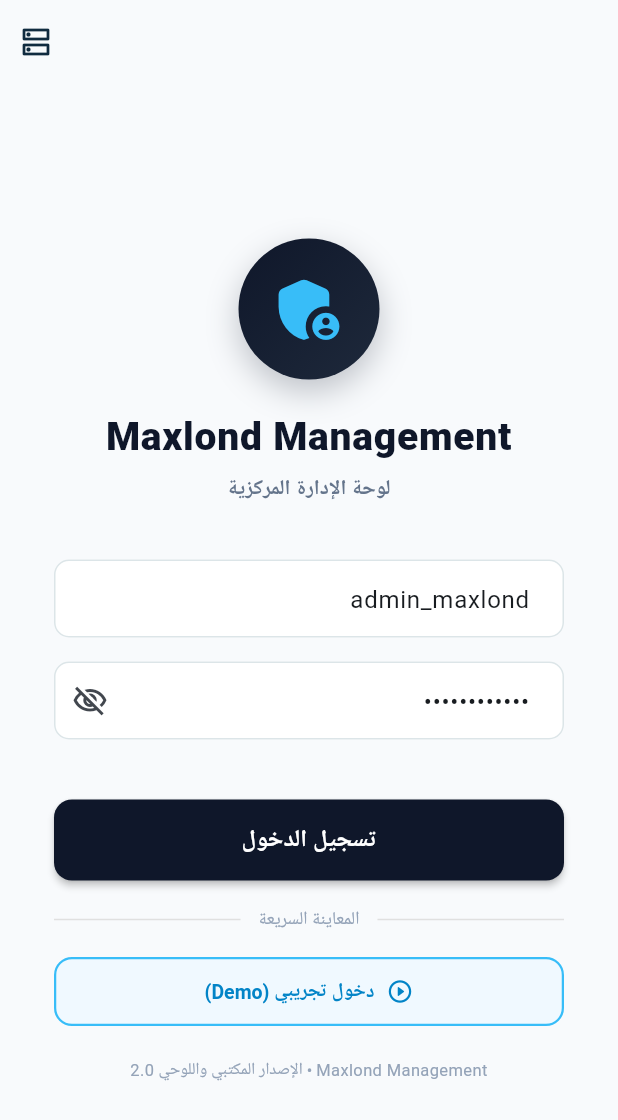
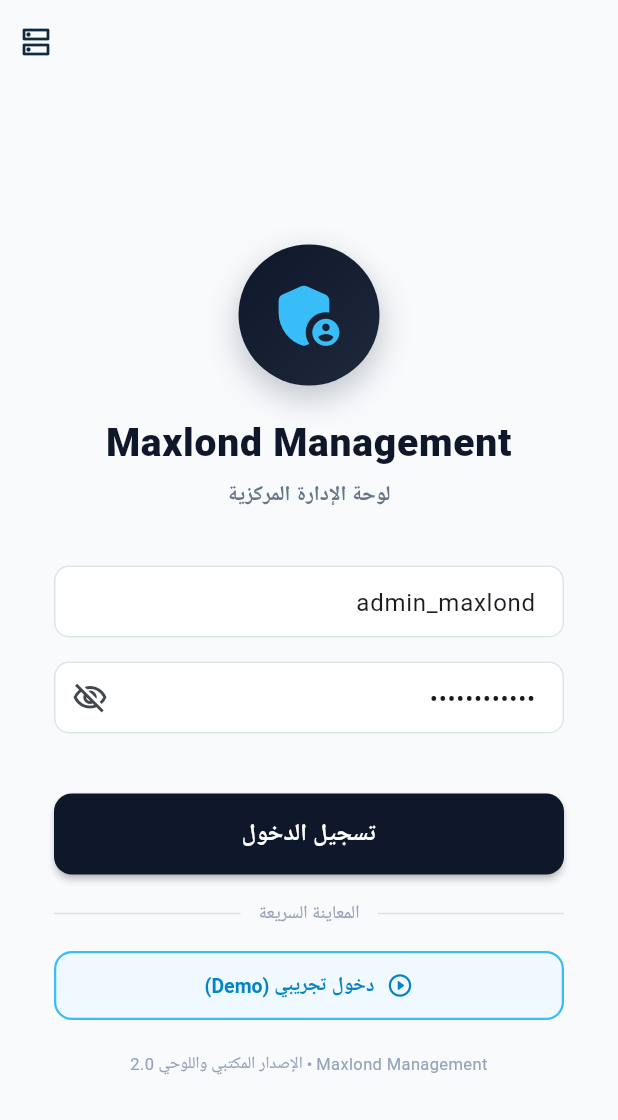
Before and after one commit to Ah95ed/masar, a Flutter app: the screen it shows after launch, after a tap on "دخول تجريبي (Demo)", after a tap on "إنهاء التجربة", on a phone screen of 412 x 824 dp. Shown: the top 1120 px of the screen. Run offline on Flutter 3.47's test engine with Material 3 defaults, Android fonts, the phone set to English and light mode, and no system bars; our stand-ins replace flutter_secure_storage, google_fonts; accounts and stored records are empty; network calls fail; Roboto replaces fonts that are missing (Cairo).

Commit message:
fix(mobile-ui): resolve dialog overflow, dropdown ellipsis, compact font size and dashboard welcome banner

```diff
--- a/lib/core/theme/app_theme.dart
+++ b/lib/core/theme/app_theme.dart
@@ -127,7 +127,7 @@
         floatingLabelBehavior: FloatingLabelBehavior.never,
         filled: true,
         fillColor: Colors.white,
-        contentPadding: const EdgeInsets.symmetric(horizontal: 16, vertical: 14),
+        contentPadding: const EdgeInsets.symmetric(horizontal: 12, vertical: 11),
         border: OutlineInputBorder(
           borderRadius: BorderRadius.circular(10),
           borderSide: const BorderSide(color: line),
--- a/lib/views/dashboard/dashboard_screen.dart
+++ b/lib/views/dashboard/dashboard_screen.dart
@@ -223,7 +223,7 @@
 
   Widget _buildAdminHero(String adminName) {
     return Container(
-      padding: const EdgeInsets.all(18),
+      padding: const EdgeInsets.all(16),
       decoration: BoxDecoration(
         color: AppTheme.ink,
         borderRadius: BorderRadius.circular(14),
@@ -237,6 +237,7 @@
         ],
       ),
       child: Row(
+        crossAxisAlignment: CrossAxisAlignment.center,
         children: [
           Container(
             padding: const EdgeInsets.all(10),
@@ -246,25 +247,31 @@
             ),
             child: const Icon(
               Icons.admin_panel_settings_rounded,
-              size: 32,
+              size: 28,
               color: Color(0xFF38BDF8),
             ),
           ),
-          const SizedBox(width: 14),
+          const SizedBox(width: 12),
           Expanded(
             child: Column(
               crossAxisAlignment: CrossAxisAlignment.start,
+              mainAxisSize: MainAxisSize.min,
               children: [
                 Text(
                   'أهلاً بك، $adminName',
                   style: const TextStyle(
                     color: Colors.white,
-                    fontSize: 17,
+                    fontSize: 15,
                     fontWeight: FontWeight.bold,
                   ),
+                  maxLines: 1,
+                  overflow: TextOverflow.ellipsis,
                 ),
-                const SizedBox(height: 3),
-                Row(
+                const SizedBox(height: 5),
+                Wrap(
+                  spacing: 6,
+                  runSpacing: 4,
+                  crossAxisAlignment: WrapCrossAlignment.center,
                   children: [
                     Container(
                       padding: const EdgeInsets.symmetric(horizontal: 8, vertical: 2),
@@ -273,7 +280,7 @@
                         borderRadius: BorderRadius.circular(6),
                       ),
                       child: const Text(
-                        'لوحة الإدارة المركزية (Just Admin)',
+                        'الإدارة المركزية',
                         style: TextStyle(
                           color: Colors.white,
                           fontSize: 10.5,
@@ -281,9 +288,8 @@
                         ),
                       ),
                     ),
-                    const SizedBox(width: 8),
                     const Text(
-                      'صلاحية كاملة • Android & Windows',
+                      'صلاحية كاملة (Admin)',
                       style: TextStyle(
                         color: Color(0xFF94A3B8),
                         fontSize: 11,
```
Also changed, not shown: lib/views/financial/financial_screen.dart (+77 -39 lines), lib/views/reports_review/reports_review_screen.dart (+20 -15 lines), lib/views/warehouse/warehouse_screen.dart (+9 -2 lines).
